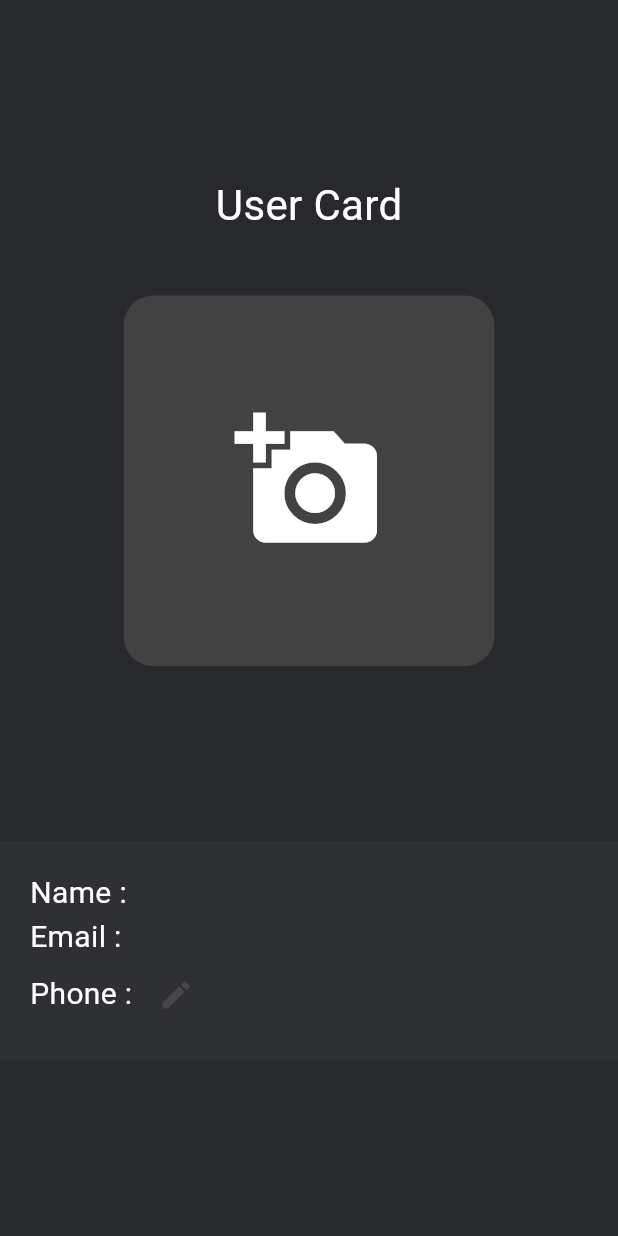
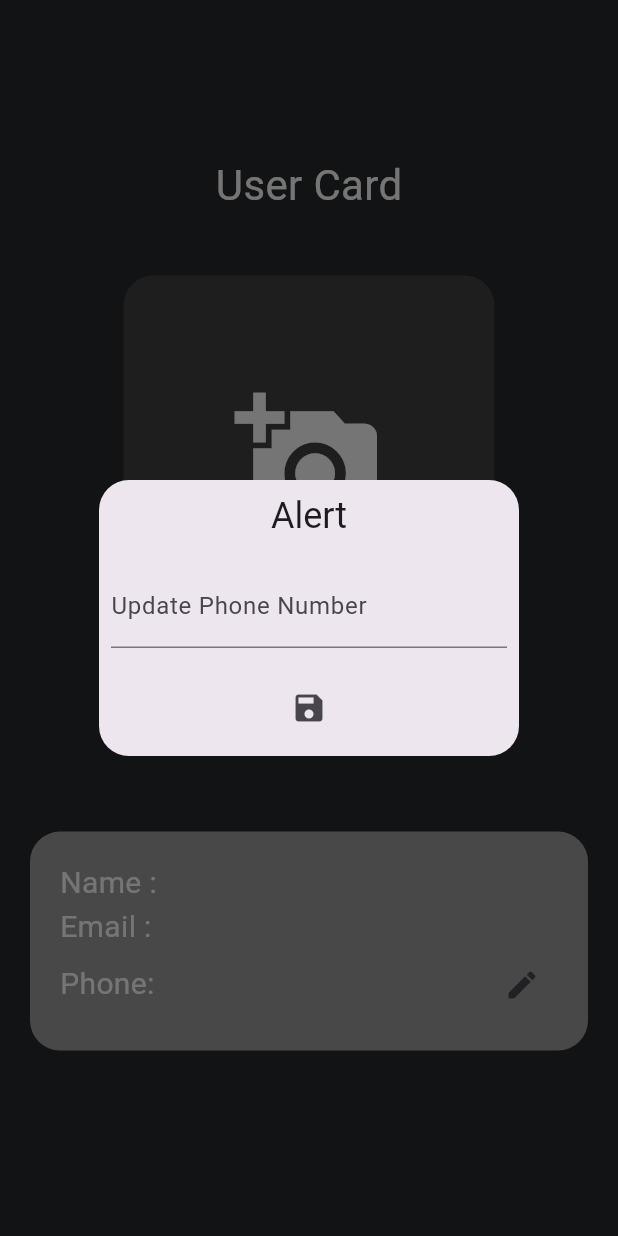
Before and after one commit to YashIngole/Team-LKC-Ninjas, a Flutter app: the userprofile screen opened directly, after a tap on the "edit" icon, on a phone screen of 412 x 824 dp. Run offline on Flutter 3.47's test engine with Material 2 defaults, Android fonts, the phone set to English and light mode, and no system bars; our stand-ins replace cached_network_image, carousel_slider, cloud_firestore, firebase_auth, firebase_core, firebase_storage and 9 more; accounts and stored records are empty; Roboto replaces fonts that are missing (Acme); statements that could not run were skipped.

Commit message:
added phone number display and edit

```diff
--- a/lib/user/UserProfile.dart
+++ b/lib/user/UserProfile.dart
@@ -24,6 +24,7 @@ User? currentUser = FirebaseAuth.instance.currentUser;
 String userId = currentUser!.uid;
 String issue = "";
 String ImageUrl = "";
+String Phone = "";
 
 class _HomeState extends State<userprofile> {
   String userName = "";
@@ -33,6 +34,7 @@ class _HomeState extends State<userprofile> {
     email = await helperFunctions.getUserEmailFromSF() ?? '';
     userName = await helperFunctions.getUserNameFromSF() ?? '';
     final imageUrl = await getImageUrl(userId);
+
     setState(() {
       ImageUrl = imageUrl ?? "";
     });
@@ -41,6 +43,7 @@ class _HomeState extends State<userprofile> {
   AuthService authService = AuthService();
   final databaseService _databaseservice = databaseService();
   final FirebaseAuth auth = FirebaseAuth.instance;
+  TextEditingController phoneController = TextEditingController();
   @override
   void initState() {
     getUserData();
@@ -197,32 +200,60 @@ class _HomeState extends State<userprofile> {
           Column(
             children: [
               Center(
+                child: Padding(
+                  padding: const EdgeInsets.all(20),
                   child: Container(
+                    decoration: BoxDecoration(
+                        color: Colors.grey,
+                        borderRadius: BorderRadius.circular(20)),
                     padding: EdgeInsets.all(20),
-                  color: ktilecolor,
                     child: Column(
                       mainAxisAlignment: MainAxisAlignment.start,
                       crossAxisAlignment: CrossAxisAlignment.start,
                       children: [
                         Text(
                           "Name : $userName",
-                        style:
-                            GoogleFonts.acme(color: Colors.white, fontSize: 20),
+                          style: GoogleFonts.acme(
+                              color: Colors.white, fontSize: 20),
                         ),
                         Text("Email : $email",
                             style: GoogleFonts.acme(
                                 color: Colors.white, fontSize: 20)),
                         Row(
                           children: [
-                          Text(
-                            "Phone : ${user!.displayName}",
+                            Expanded(
+                                child: Text(
+                              "Phone: $Phone",
                               style: GoogleFonts.acme(
                                   color: Colors.white, fontSize: 20),
+                            )),
+                            IconButton(
+                              onPressed: () {
+                                Get.defaultDialog(
+                                    content: TextFormField(
+                                      onChanged: (value) {
+                                        setState(() {
+                                          Phone = value;
+                                        });
+                                      },
+                                      controller: phoneController,
+                                      decoration: InputDecoration(
+                                          labelText: "Update Phone Number"),
                                     ),
-                          IconButton(onPressed: () {}, icon: Icon(Icons.edit))
+                                    actions: [
+                                      IconButton(
+                                          onPressed: () {
+                                            AddPhoneNumber();
+                                          },
+                                          icon: Icon(Icons.save))
+                                    ]);
+                              },
+                              icon: Icon(Icons.edit),
+                            ),
                           ],
                         ),
                       ],
+                    ),
                   ),
                 ),
               ),
@@ -271,4 +302,18 @@ class _HomeState extends State<userprofile> {
           .catchError((error) => print('Failed: $error'));
     }
   }
+
+  void AddPhoneNumber() async {
+    var collection = FirebaseFirestore.instance.collection('users');
+
+    var querySnapshot = await collection.where('uid', isEqualTo: userId).get();
+    if (querySnapshot.docs.isNotEmpty) {
+      var documentSnapshot = querySnapshot.docs.first;
+      collection
+          .doc(documentSnapshot.id)
+          .update({'Phone': Phone})
+          .then((_) => print('Success'))
+          .catchError((error) => print('Failed: $error'));
     }
+  }
+}
```
Lines whose indentation alone changed are shown as unchanged.
